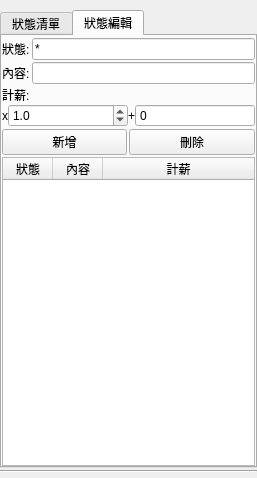
Above: src/AdbClient/StageReport/ItemScheduleStatus.ui from roger0816/Adb before the change. Below: the same form after it.
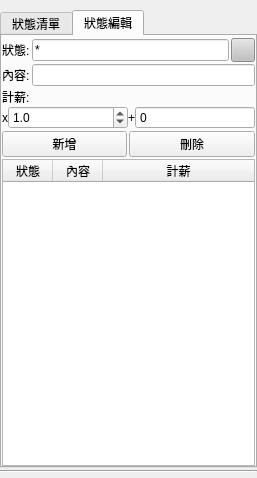
That is the form after the change.

The edit to the form file:
```diff
--- a/src/AdbClient/StageReport/ItemScheduleStatus.ui
+++ b/src/AdbClient/StageReport/ItemScheduleStatus.ui
@@ -152,13 +152,7 @@
           </property>
           <item>
            <widget class="QWidget" name="widget_2" native="true">
-            <layout class="QFormLayout" name="formLayout">
-             <property name="horizontalSpacing">
-              <number>2</number>
-             </property>
-             <property name="verticalSpacing">
-              <number>2</number>
-             </property>
+            <layout class="QGridLayout" name="gridLayout_4">
              <property name="leftMargin">
               <number>0</number>
              </property>
@@ -171,6 +165,9 @@
              <property name="bottomMargin">
               <number>2</number>
              </property>
+             <property name="spacing">
+              <number>2</number>
+             </property>
              <item row="0" column="0">
               <widget class="QLabel" name="label">
                <property name="text">
@@ -195,7 +192,29 @@
                </property>
               </widget>
              </item>
-             <item row="1" column="1">
+             <item row="0" column="2">
+              <widget class="QPushButton" name="btnStyle">
+               <property name="minimumSize">
+                <size>
+                 <width>24</width>
+                 <height>24</height>
+                </size>
+               </property>
+               <property name="maximumSize">
+                <size>
+                 <width>24</width>
+                 <height>24</height>
+                </size>
+               </property>
+               <property name="styleSheet">
+                <string notr="true">background-color:#c0c0c0;</string>
+               </property>
+               <property name="text">
+                <string/>
+               </property>
+              </widget>
+             </item>
+             <item row="1" column="1" colspan="2">
               <widget class="QLineEdit" name="txContent"/>
              </item>
             </layout>
```
Left out of the diff: 10 changed lines with no effect on the pictures.
